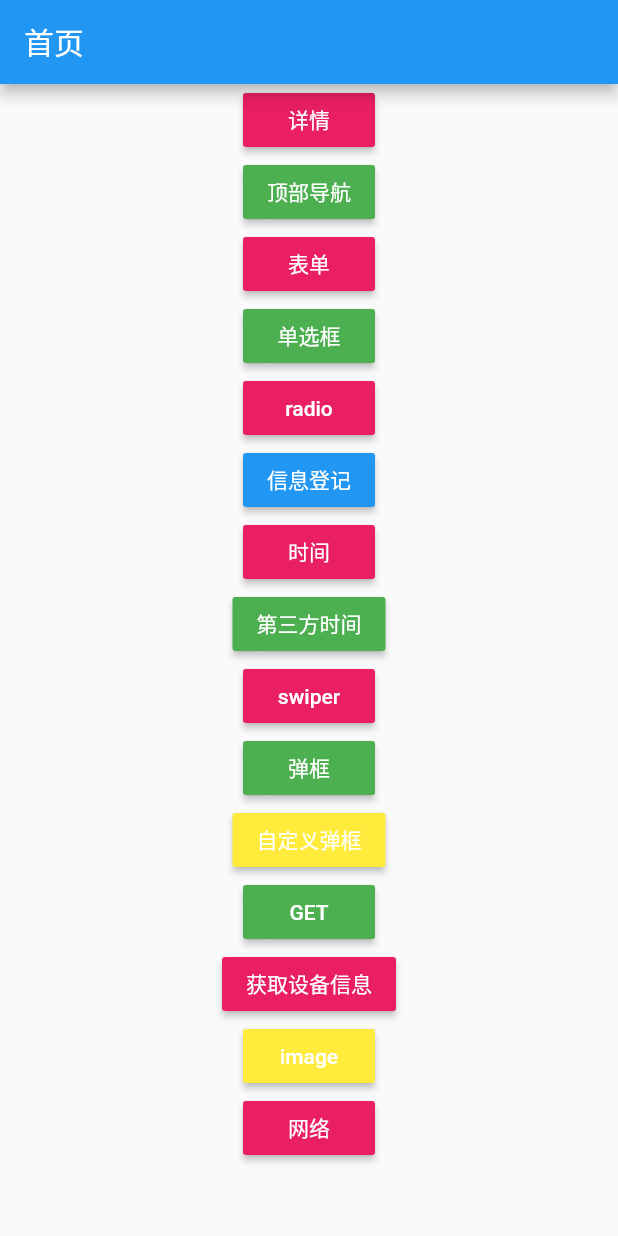
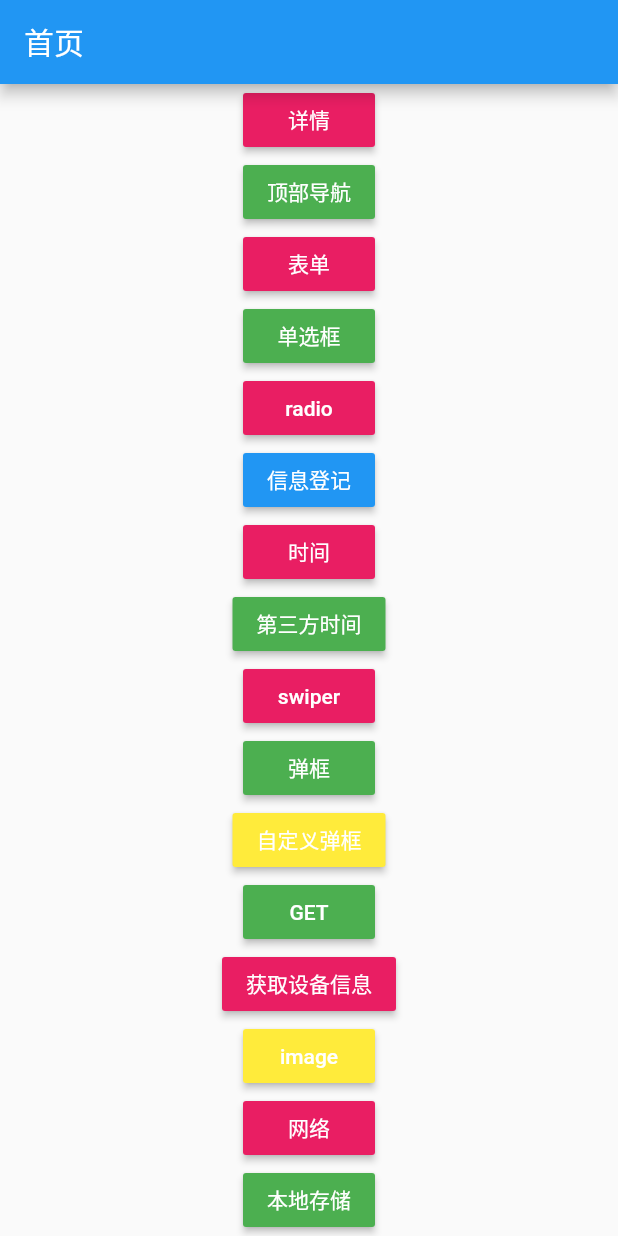
Before and after one commit to dezhizhang/27link, a Flutter app: the screen it shows after launch, on a phone screen of 412 x 824 dp. Run offline on Flutter 3.47's test engine with Material 2 defaults, Android fonts, the phone set to English and light mode, and no system bars; our stand-ins replace connectivity, date_format, device_info, dio, flutter_swiper, shared_preferences; missing offline and left inert: flutter_cupertino_date_picker.

Commit message:
本地存储

```diff
--- /dev/null
+++ b/lib/Storage.dart
@@ -0,0 +1,62 @@
+import 'package:flutter/material.dart';
+import 'package:shared_preferences/shared_preferences.dart';
+
+class Storage extends StatefulWidget {
+  Storage({Key key}) : super(key: key);
+
+  @override
+  _StorageState createState() => _StorageState();
+}
+
+class _StorageState extends State<Storage> {
+  @override
+  Widget build(BuildContext context) {
+    return MaterialApp(
+      home: Scaffold(
+        appBar: AppBar(
+          title: Text('本地存诸'),
+        ),
+        body: HomeContent(),
+      ),
+    );
+  }
+}
+
+class HomeContent extends StatefulWidget {
+  HomeContent({Key key}) : super(key: key);
+
+  @override
+  _HomeContentState createState() => _HomeContentState();
+}
+
+class _HomeContentState extends State<HomeContent> {
+  _saveData() async{
+      SharedPreferences prefs = await SharedPreferences.getInstance();
+      await prefs.setInt('counter', 123);
+  }
+  _getData() async{
+    SharedPreferences prefs = await SharedPreferences.getInstance();
+    print(prefs.getInt('counter'));
+  }
+  @override
+  Widget build(BuildContext context) {
+    return Container(
+       child: Column(
+         children: <Widget>[
+           RaisedButton(
+             child: Text('保存数据'),
+             color: Colors.pink,
+             textColor: Colors.white,
+             onPressed: _saveData,
+           ),
+           RaisedButton(
+             child: Text('获取数据'),
+             color: Colors.yellow,
+             textColor: Colors.white,
+             onPressed: _getData,
+           )
+         ],
+       )
+    );
+  }
+}
--- a/lib/main.dart
+++ b/lib/main.dart
@@ -15,6 +15,8 @@ import './GetDeom.dart';
 import './Equipment.dart';
 import './ImagePage.dart';
 import './NetWork.dart';
+import './Storage.dart';
+
 
 void main() {
   runApp(MyApp());
@@ -37,7 +39,8 @@ class MyApp extends StatelessWidget{
     '/get':(context) => GetDemo(),
     '/equement':(context) => Equipment(),
     '/image':(context) => ImagePage(),
-    '/network':(context) => NetWork()
+    '/network':(context) => NetWork(),
+    '/storage':(context) => Storage(),
   };
 
   @override
@@ -200,7 +203,16 @@ class HomeContent extends StatelessWidget{
             onPressed: () {
               Navigator.pushNamed(context, '/network');
             },
-          )
+          ),
+          RaisedButton(
+            child: Text('本地存储'),
+            color: Colors.green,
+            textColor: Colors.white,
+            onPressed: () {
+              Navigator.pushNamed(context, '/storage');
+            },
+          ),
+
         ],
       ),
     );
--- a/pubspec.yaml
+++ b/pubspec.yaml
@@ -29,10 +29,10 @@ dependencies:
   http: ^0.12.0+2
   dio: ^2.0.2
   device_info: ^0.4.0+2
-  image_picker: ^0.6.1+10
   video_player: ^0.10.0+5
   chewie: ^0.9.4
   connectivity: ^0.4.3+5
+  shared_preferences: ^0.5.3+2
 
 
 
```
Also changed, not shown: pubspec.lock.
